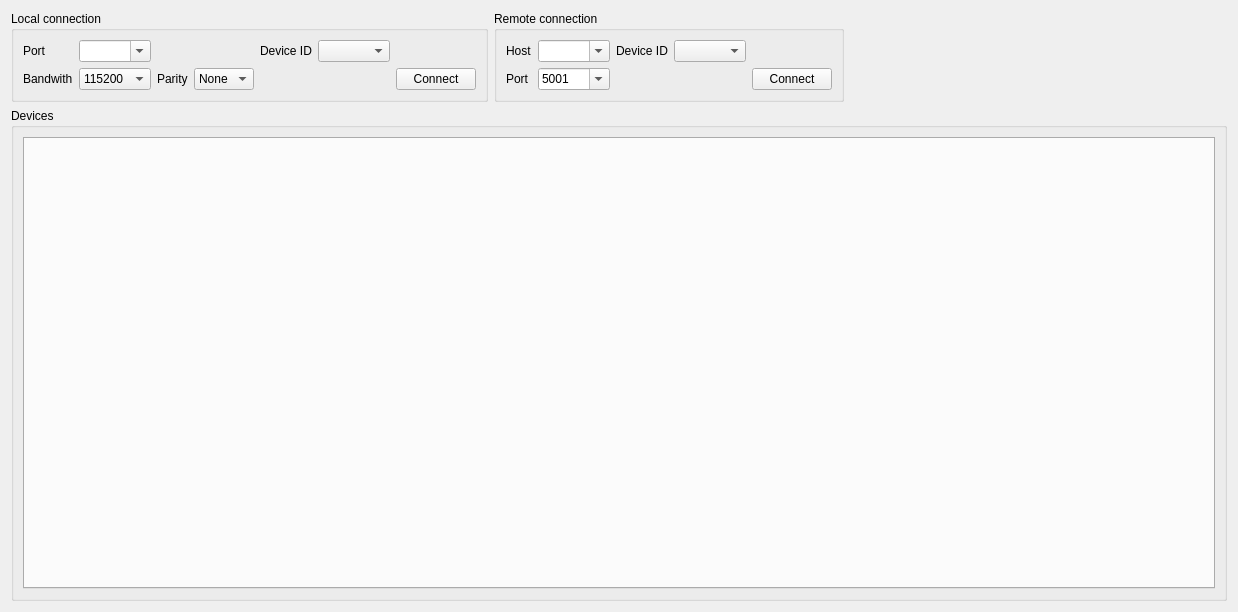
First picture: the form in src/nlab_modbus/gui/view/main_window.ui, repository nucliflare/nlab-modbus, before the edit.
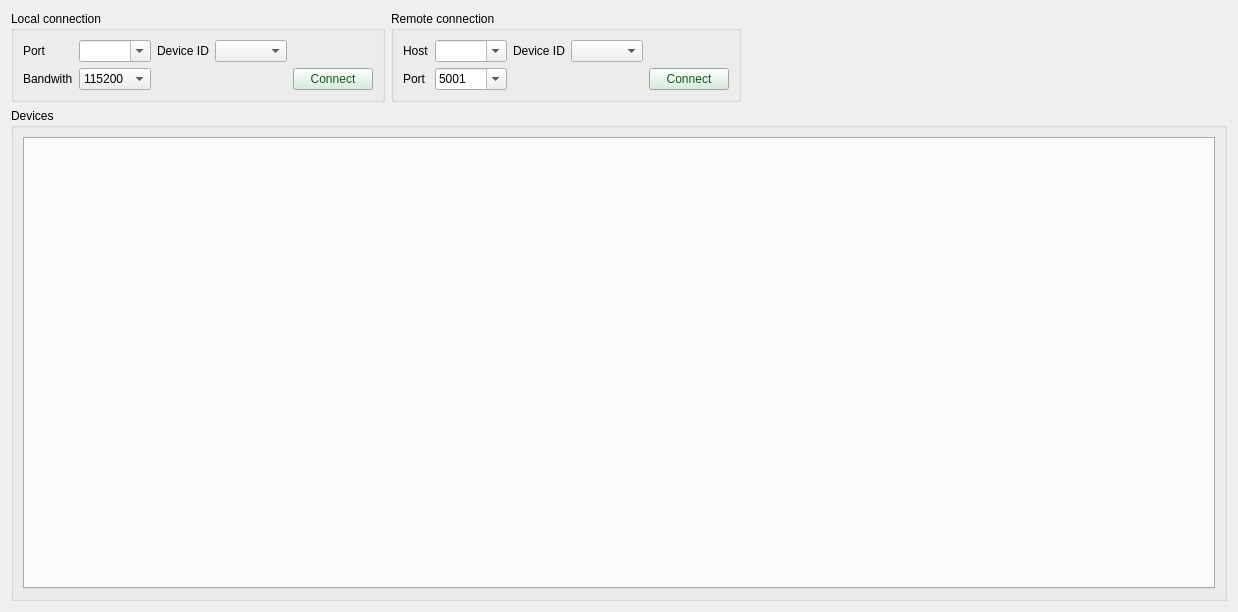
Second picture: the form after the edit.

Commit message: removed parity and stop bit widgets completely, only hardcoded values are used now, improved button visibility

What changed in the file:
```diff
--- a/src/nlab_modbus/gui/view/main_window.ui
+++ b/src/nlab_modbus/gui/view/main_window.ui
@@ -35,25 +35,6 @@
           </property>
          </widget>
         </item>
-        <item row="1" column="3">
-         <widget class="QComboBox" name="parity_select">
-          <item>
-           <property name="text">
-            <string>None</string>
-           </property>
-          </item>
-          <item>
-           <property name="text">
-            <string>Odd</string>
-           </property>
-          </item>
-          <item>
-           <property name="text">
-            <string>Even</string>
-           </property>
-          </item>
-         </widget>
-        </item>
         <item row="0" column="4">
          <widget class="QLabel" name="label_5">
           <property name="text">
@@ -97,13 +78,6 @@
           </property>
          </widget>
         </item>
-        <item row="1" column="2">
-         <widget class="QLabel" name="label_4">
-          <property name="text">
-           <string>Parity</string>
-          </property>
-         </widget>
-        </item>
         <item row="0" column="1">
          <widget class="QComboBox" name="port_select">
           <property name="editable">
@@ -116,6 +90,9 @@
           <property name="text">
            <string>Connect</string>
           </property>
+          <property name="styleSheet">
+           <string>background-color: #d4edda; color: #155724;</string>
+          </property>
          </widget>
         </item>
         <item row="0" column="5">
@@ -165,6 +142,9 @@
           <property name="text">
            <string>Connect</string>
           </property>
+          <property name="styleSheet">
+           <string>background-color: #d4edda; color: #155724;</string>
+          </property>
          </widget>
         </item>
         <item row="0" column="1">
```
The commit also changes 4 other files.
